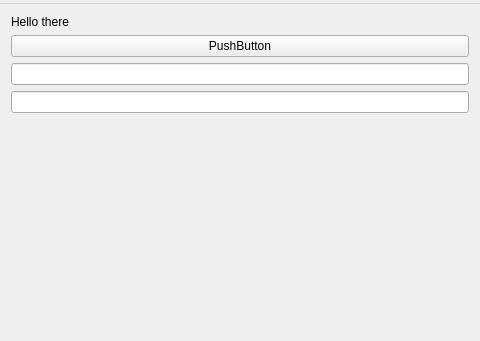
Qt form example/mainwindow.ui (maemo-leste/qt-input-maemo) before a commit.
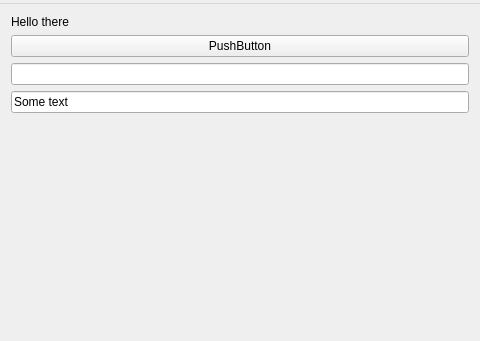
The same form after that commit.

Diff of the .ui file:
```diff
--- a/example/mainwindow.ui
+++ b/example/mainwindow.ui
@@ -45,7 +45,7 @@
     <item row="3" column="0">
      <widget class="QLineEdit" name="line">
       <property name="text">
-       <string></string>
+       <string>Some text</string>
       </property>
      </widget>
     </item>
```
Left out of the diff: 7 changed lines with no effect on the pictures.
